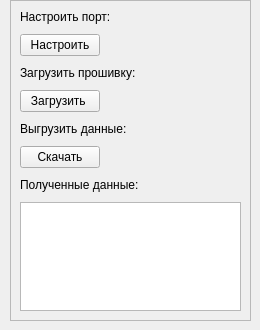
This is ui/ui_main.ui in sofiskor/my_app_ as Qt 5 draws it before an edit. The edited form follows.
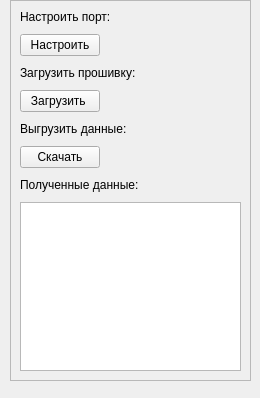
This is the edited form.

Diff of the .ui file:
```diff
--- a/ui/ui_main.ui
+++ b/ui/ui_main.ui
@@ -10,7 +10,7 @@
     <x>0</x>
     <y>0</y>
     <width>260</width>
-    <height>330</height>
+    <height>398</height>
    </rect>
   </property>
   <property name="minimumSize">
@@ -35,7 +35,7 @@
       <x>10</x>
       <y>0</y>
       <width>241</width>
-      <height>321</height>
+      <height>381</height>
      </rect>
     </property>
     <property name="frameShape">
```
